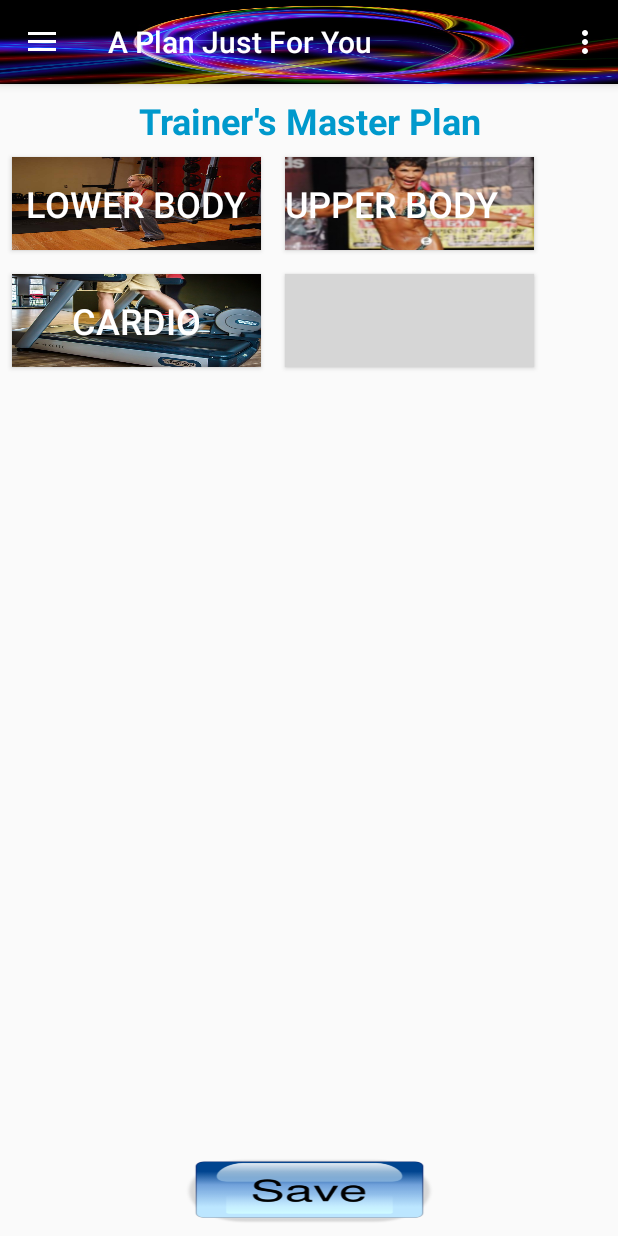
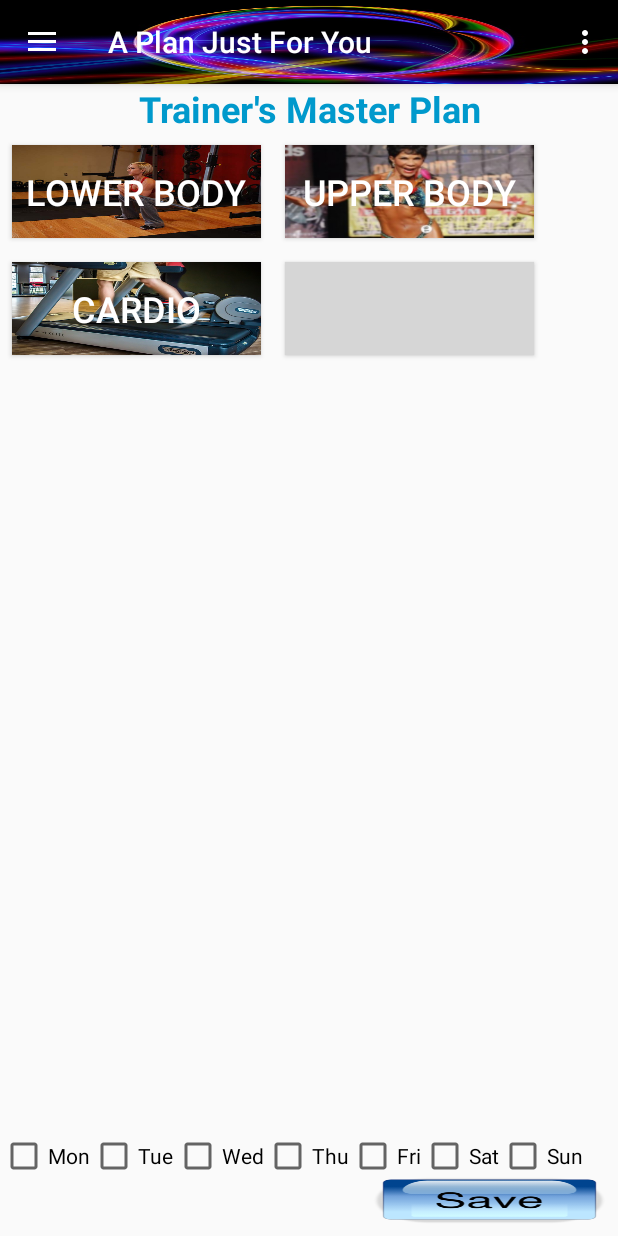
Before and after one commit to carylstuart77/MyTrainerAndI, an Android app: the screen it shows after launch (MainActivity), in the side drawer, after a tap on "Trainer Plan", on a phone screen of 412 x 824 dp. Run offline under Robolectric (Android 15) with nearby library versions, the phone set to English and light mode, and no system bars; libraries missing offline, so code that uses them is left out: com.j256.ormlite; 1 statement that could not run was skipped; grey boxes are pictures that could not be loaded.

Commit message:
Added Mon thru Sun checkboxes in Trainer 3 xml

```diff
--- a/app/src/main/java/edu/cnm/deepdive/mytrainerandi/Day2.java
+++ b/app/src/main/java/edu/cnm/deepdive/mytrainerandi/Day2.java
@@ -13,12 +13,10 @@ import android.widget.Button;
 import android.widget.DatePicker;
 import android.widget.ListView;
 import android.widget.Toast;
-import com.j256.ormlite.android.apptools.OpenHelperManager;
 import edu.cnm.deepdive.mytrainerandi.adapters.ScheduleDay2ListAdapter;
 import edu.cnm.deepdive.mytrainerandi.entity.ExerciseByDay;
 import edu.cnm.deepdive.mytrainerandi.helpers.OrmHelper;
 import java.sql.SQLException;
-import java.time.DayOfWeek;
 import java.util.Calendar;
 import java.util.List;
 
--- a/app/src/main/java/edu/cnm/deepdive/mytrainerandi/helpers/OrmHelper.java
+++ b/app/src/main/java/edu/cnm/deepdive/mytrainerandi/helpers/OrmHelper.java
@@ -185,7 +185,7 @@ public class OrmHelper extends OrmLiteSqliteOpenHelper {
 
     allExercise.setExercisename("Clean Deadlift");
     allExercise.setMuscle("Hamstring");
-    allExercise.setCircuit("Lower");
+    allExercise.setCircuit("lower");
 
     getExerciseDao().create(allExercise);  //write row
 
@@ -193,7 +193,7 @@ public class OrmHelper extends OrmLiteSqliteOpenHelper {
 
     allExercise.setExercisename("Romanian Deadlift");
     allExercise.setMuscle("Hamstring");
-    allExercise.setCircuit("Lower");
+    allExercise.setCircuit("lower");
 
     getExerciseDao().create(allExercise);  //write row
 
@@ -201,7 +201,7 @@ public class OrmHelper extends OrmLiteSqliteOpenHelper {
 
     allExercise.setExercisename("Kettlebell Deadlift");
     allExercise.setMuscle("Hamstring");
-    allExercise.setCircuit("Lower");
+    allExercise.setCircuit("lower");
 
     getExerciseDao().create(allExercise);  //write row
 
@@ -209,7 +209,7 @@ public class OrmHelper extends OrmLiteSqliteOpenHelper {
 
     allExercise.setExercisename("Lying Leg Curls");
     allExercise.setMuscle("Calves");
-    allExercise.setCircuit("Lower");
+    allExercise.setCircuit("lower");
 
     getExerciseDao().create(allExercise);  //write row
 
@@ -217,7 +217,7 @@ public class OrmHelper extends OrmLiteSqliteOpenHelper {
 
     allExercise.setExercisename("Chest Fly");
     allExercise.setMuscle("Chest");
-    allExercise.setCircuit("Upper");
+    allExercise.setCircuit("upper");
 
     getExerciseDao().create(allExercise);  //write row
 
@@ -225,7 +225,7 @@ public class OrmHelper extends OrmLiteSqliteOpenHelper {
 
     allExercise.setExercisename("Stepper 30 minutes");
     allExercise.setMuscle("Heart");
-    allExercise.setCircuit("Cardio");
+    allExercise.setCircuit("cardio");
 
     getExerciseDao().create(allExercise);  //write row
 
@@ -233,7 +233,7 @@ public class OrmHelper extends OrmLiteSqliteOpenHelper {
 
     allExercise.setExercisename("Plank 1 minute");
     allExercise.setMuscle("Abs");
-    allExercise.setCircuit("Core");
+    allExercise.setCircuit("core");
 
     getExerciseDao().create(allExercise);  //write row
   }
--- a/app/src/main/res/layout/trainer3.xml
+++ b/app/src/main/res/layout/trainer3.xml
@@ -15,7 +15,7 @@
     android:textStyle="bold"
     android:layout_width="0dp"
     android:layout_height="wrap_content"
-    android:layout_marginTop="8dp"
+    android:layout_marginTop="0dp"
     android:layout_marginStart="8dp"
     android:layout_marginEnd="8dp"
     android:layout_marginLeft="8dp"
@@ -56,15 +56,15 @@
       android:id="@+id/radioupper"
       android:layout_width="166dp"
       android:layout_height="62dp"
+      android:layout_weight="0.72"
       android:layout_margin="8dp"
       android:background="@drawable/older_wom_fit2"
       android:button="@drawable/add_steel_button_48x48"
       android:checked="false"
       android:text="Upper Body"
-        android:textAlignment="textStart"
+      android:textAlignment="center"
       android:textColor="@android:color/white"
-        android:textSize="24sp"
-        android:layout_weight="0.72"/>
+      android:textSize="24sp"/>
 
   </LinearLayout>
 
@@ -107,18 +107,18 @@
     android:layout_marginTop="0dp"
     android:layout_marginBottom="0dp"
     app:layout_constraintBottom_toBottomOf="parent"
-    app:layout_constraintHorizontal_bias="0.0"
+    app:layout_constraintHorizontal_bias="0.529"
     app:layout_constraintLeft_toLeftOf="parent"
     app:layout_constraintRight_toRightOf="parent"
     app:layout_constraintTop_toBottomOf="@+id/buttonLayout2"
-    app:layout_constraintVertical_bias="0.078"
+    app:layout_constraintVertical_bias="0.0"
     />
   <Button
     android:id="@+id/btnSaveTrainer"
-    android:layout_width="166dp"
-    android:layout_height="44dp"
+    android:layout_width="155dp"
+    android:layout_height="31dp"
     android:layout_margin="8dp"
-    android:layout_marginBottom="16dp"
+    android:layout_marginBottom="6dp"
     android:layout_marginLeft="8dp"
     android:layout_marginRight="92dp"
     android:background="@drawable/save_button"
@@ -126,6 +126,69 @@
     android:textAppearance="@style/TextAppearance.AppCompat.Widget.TextView.SpinnerItem"
     app:layout_constraintBottom_toBottomOf="parent"
     app:layout_constraintLeft_toLeftOf="parent"
-    app:layout_constraintRight_toRightOf="parent"/>
+    app:layout_constraintRight_toRightOf="parent"
+    app:layout_constraintHorizontal_bias="1.0"/>
+  <CheckBox
+    android:id="@+id/cbMon"
+    android:layout_width="wrap_content"
+    android:layout_height="wrap_content"
+    android:layout_marginBottom="37dp"
+    android:text="Mon"
+    app:layout_constraintBottom_toBottomOf="parent"
+    tools:layout_editor_absoluteX="1dp"/>
+  <CheckBox
+    android:id="@+id/cbTue"
+    android:layout_width="wrap_content"
+    android:layout_height="wrap_content"
+    android:layout_marginLeft="0dp"
+    android:text="Tue"
+    app:layout_constraintLeft_toRightOf="@+id/cbMon"
+    app:layout_constraintBottom_toBottomOf="parent"
+    android:layout_marginBottom="37dp"/>
+  <CheckBox
+    android:id="@+id/cbWed"
+    android:layout_width="wrap_content"
+    android:layout_height="wrap_content"
+    android:layout_marginLeft="0dp"
+    android:text="Wed"
+    app:layout_constraintLeft_toRightOf="@+id/cbTue"
+    app:layout_constraintBottom_toBottomOf="parent"
+    android:layout_marginBottom="37dp"/>
+  <CheckBox
+    android:id="@+id/cbThu"
+    android:layout_width="wrap_content"
+    android:layout_height="wrap_content"
+    android:layout_marginLeft="0dp"
+    android:text="Thu"
+    app:layout_constraintLeft_toRightOf="@+id/cbWed"
+    app:layout_constraintBottom_toBottomOf="parent"
+    android:layout_marginBottom="37dp"/>
+  <CheckBox
+    android:id="@+id/cbFri"
+    android:layout_width="wrap_content"
+    android:layout_height="wrap_content"
+    android:layout_marginLeft="0dp"
+    android:text="Fri"
+    app:layout_constraintLeft_toRightOf="@+id/cbThu"
+    app:layout_constraintBottom_toBottomOf="parent"
+    android:layout_marginBottom="37dp"/>
+  <CheckBox
+    android:id="@+id/cbSat"
+    android:layout_width="wrap_content"
+    android:layout_height="wrap_content"
+    android:layout_marginLeft="0dp"
+    android:text="Sat"
+    app:layout_constraintLeft_toRightOf="@+id/cbFri"
+    app:layout_constraintBottom_toBottomOf="parent"
+    android:layout_marginBottom="37dp"/>
+  <CheckBox
+    android:id="@+id/cbSun"
+    android:layout_width="wrap_content"
+    android:layout_height="wrap_content"
+    android:layout_marginLeft="0dp"
+    android:text="Sun"
+    app:layout_constraintLeft_toRightOf="@+id/cbSat"
+    app:layout_constraintBottom_toBottomOf="parent"
+    android:layout_marginBottom="37dp"/>
 
 </android.support.constraint.ConstraintLayout>
--- a/app/src/main/res/layout/trainer3_listview.xml
+++ b/app/src/main/res/layout/trainer3_listview.xml
@@ -59,7 +59,7 @@
     android:textAlignment="textEnd"
     android:textSize="14sp"/>
   <CheckBox
-    android:id="@+id/edit_trainerlbs"
+    android:id="@+id/edit_trainerpick"
     android:layout_width="wrap_content"
     android:layout_height="wrap_content"
     android:textAlignment="textEnd"
--- a/app/src/main/res/values/colors.xml
+++ b/app/src/main/res/values/colors.xml
@@ -1,6 +1,6 @@
 <?xml version="1.0" encoding="utf-8"?>
 <resources>
-  <color name="colorPrimary">#3651e5</color>
+  <color name="colorPrimary">#243ed1</color>
   <color name="colorPrimaryDark">#303F9F</color>
   <color name="colorAccent">#FF4081</color>
 </resources>
```
Also changed, not shown: app/src/main/java/edu/cnm/deepdive/mytrainerandi/Trainer3.java (+1 -9 lines). Lines whose indentation alone changed are shown as unchanged.
